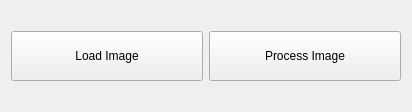
Before: the Qt Designer form extern_app/professionals/library/OpencvQtAdapter/ui_interface/convinients/ImageProcessingWidget.ui in Charliechen114514/CCIMXDesktop, drawn with Qt 5.
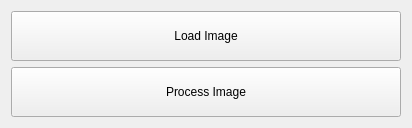
After: the same form once the commit is applied.

Diff of the .ui file:
```diff
--- a/extern_app/professionals/library/OpencvQtAdapter/ui_interface/convinients/ImageProcessingWidget.ui
+++ b/extern_app/professionals/library/OpencvQtAdapter/ui_interface/convinients/ImageProcessingWidget.ui
@@ -13,7 +13,7 @@
   <property name="windowTitle">
    <string>Form</string>
   </property>
-  <layout class="QHBoxLayout" name="horizontalLayout">
+  <layout class="QVBoxLayout" name="verticalLayout">
    <item>
     <widget class="QPushButton" name="btn_image_loaded">
      <property name="minimumSize">
```
